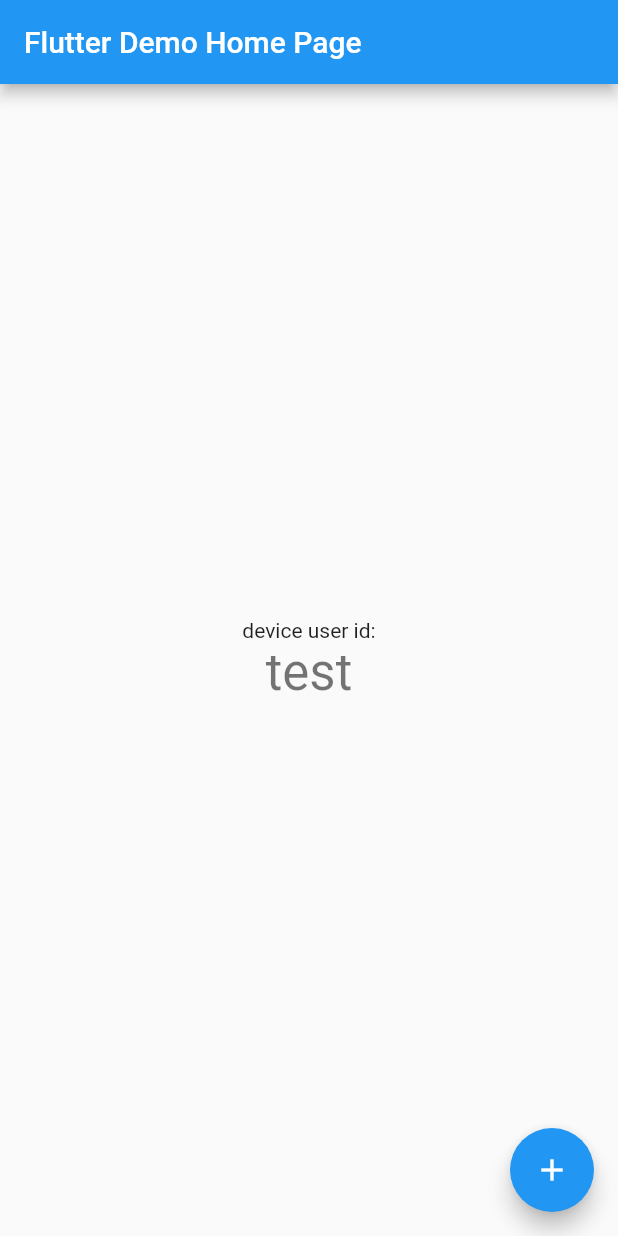
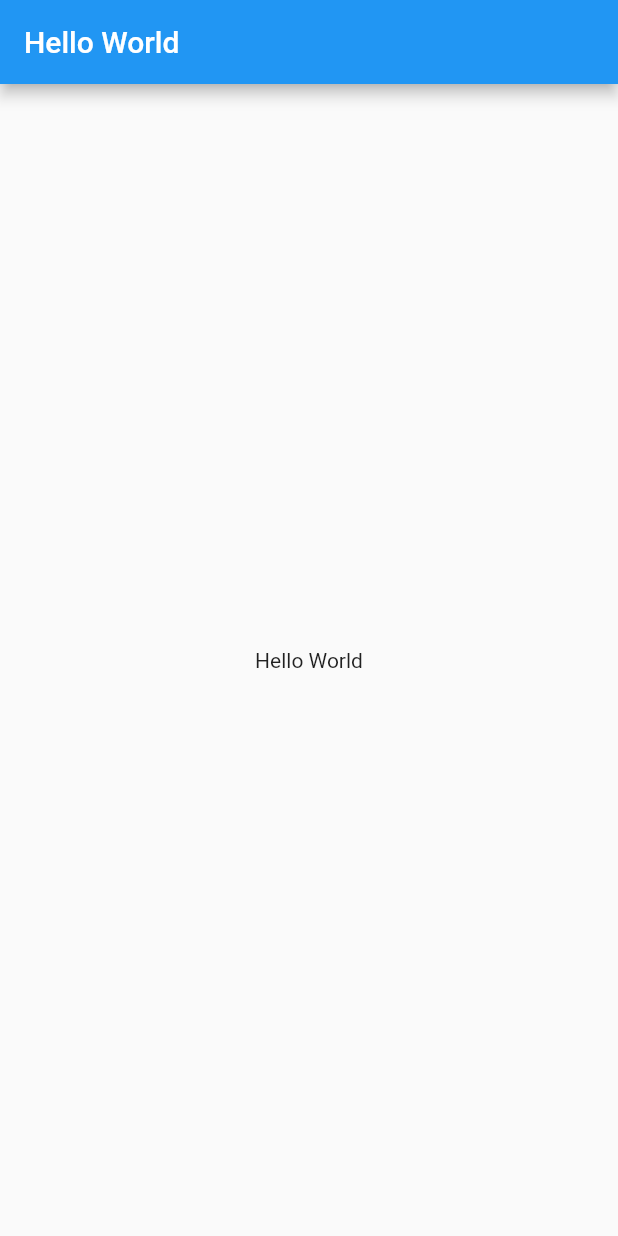
Before and after one commit to mbulling/clique, a Flutter app: the screen it shows after launch, on a phone screen of 412 x 824 dp. Run offline on Flutter 3.47's test engine with Material 2 defaults, Android fonts, the phone set to English and light mode, and no system bars; our stand-ins replace firebase_core, shared_preferences; accounts and stored records are empty; generated files the repository leaves out were written again.

Commit message:
remove default code

```diff
--- a/lib/main.dart
+++ b/lib/main.dart
@@ -1,115 +1,33 @@
 import 'package:flutter/material.dart';
 
-void main() async {
+void main() {
   runApp(const MyApp());
 }
 
 class MyApp extends StatelessWidget {
-  const MyApp({super.key});
+  const MyApp({Key? key}) : super(key: key);
 
-  // This widget is the root of your application.
   @override
   Widget build(BuildContext context) {
-    return MaterialApp(
-      title: 'Flutter Demo',
-      theme: ThemeData(
-        // This is the theme of your application.
-        //
-        // Try running your application with "flutter run". You'll see the
-        // application has a blue toolbar. Then, without quitting the app, try
-        // changing the primarySwatch below to Colors.green and then invoke
-        // "hot reload" (press "r" in the console where you ran "flutter run",
-        // or simply save your changes to "hot reload" in a Flutter IDE).
-        // Notice that the counter didn't reset back to zero; the application
-        // is not restarted.
-        primarySwatch: Colors.blue,
-      ),
-      home: const MyHomePage(title: 'Flutter Demo Home Page'),
+    return const MaterialApp(
+      title: 'Hello World App',
+      home: MyHomePage(),
     );
   }
 }
 
-class MyHomePage extends StatefulWidget {
-  const MyHomePage({super.key, required this.title});
-
-  // This widget is the home page of your application. It is stateful, meaning
-  // that it has a State object (defined below) that contains fields that affect
-  // how it looks.
-
-  // This class is the configuration for the state. It holds the values (in this
-  // case the title) provided by the parent (in this case the App widget) and
-  // used by the build method of the State. Fields in a Widget subclass are
-  // always marked "final".
-
-  final String title;
-
-  @override
-  State<MyHomePage> createState() => _MyHomePageState();
-}
-
-class _MyHomePageState extends State<MyHomePage> {
-  int _counter = 0;
-
-  void _incrementCounter() {
-    setState(() {
-      // This call to setState tells the Flutter framework that something has
-      // changed in this State, which causes it to rerun the build method below
-      // so that the display can reflect the updated values. If we changed
-      // _counter without calling setState(), then the build method would not be
-      // called again, and so nothing would appear to happen.
-      _counter++;
-    });
-  }
+class MyHomePage extends StatelessWidget {
+  const MyHomePage({Key? key}) : super(key: key);
 
   @override
   Widget build(BuildContext context) {
-    // This method is rerun every time setState is called, for instance as done
-    // by the _incrementCounter method above.
-    //
-    // The Flutter framework has been optimized to make rerunning build methods
-    // fast, so that you can just rebuild anything that needs updating rather
-    // than having to individually change instances of widgets.
     return Scaffold(
       appBar: AppBar(
-        // Here we take the value from the MyHomePage object that was created by
-        // the App.build method, and use it to set our appbar title.
-        title: Text(widget.title),
+        title: const Text('Hello World'),
       ),
-      body: Center(
-        // Center is a layout widget. It takes a single child and positions it
-        // in the middle of the parent.
-        child: Column(
-          // Column is also a layout widget. It takes a list of children and
-          // arranges them vertically. By default, it sizes itself to fit its
-          // children horizontally, and tries to be as tall as its parent.
-          //
-          // Invoke "debug painting" (press "p" in the console, choose the
-          // "Toggle Debug Paint" action from the Flutter Inspector in Android
-          // Studio, or the "Toggle Debug Paint" command in Visual Studio Code)
-          // to see the wireframe for each widget.
-          //
-          // Column has various properties to control how it sizes itself and
-          // how it positions its children. Here we use mainAxisAlignment to
-          // center the children vertically; the main axis here is the vertical
-          // axis because Columns are vertical (the cross axis would be
-          // horizontal).
-          mainAxisAlignment: MainAxisAlignment.center,
-          children: <Widget>[
-            const Text(
-              'device user id:',
-            ),
-            Text(
-              'test',
-              style: Theme.of(context).textTheme.headlineMedium,
-            ),
-          ],
-        ),
+      body: const Center(
+        child: Text('Hello World'),
       ),
-      floatingActionButton: FloatingActionButton(
-        onPressed: _incrementCounter,
-        tooltip: 'Increment',
-        child: const Icon(Icons.add),
-      ), // This trailing comma makes auto-formatting nicer for build methods.
     );
   }
 }
```
